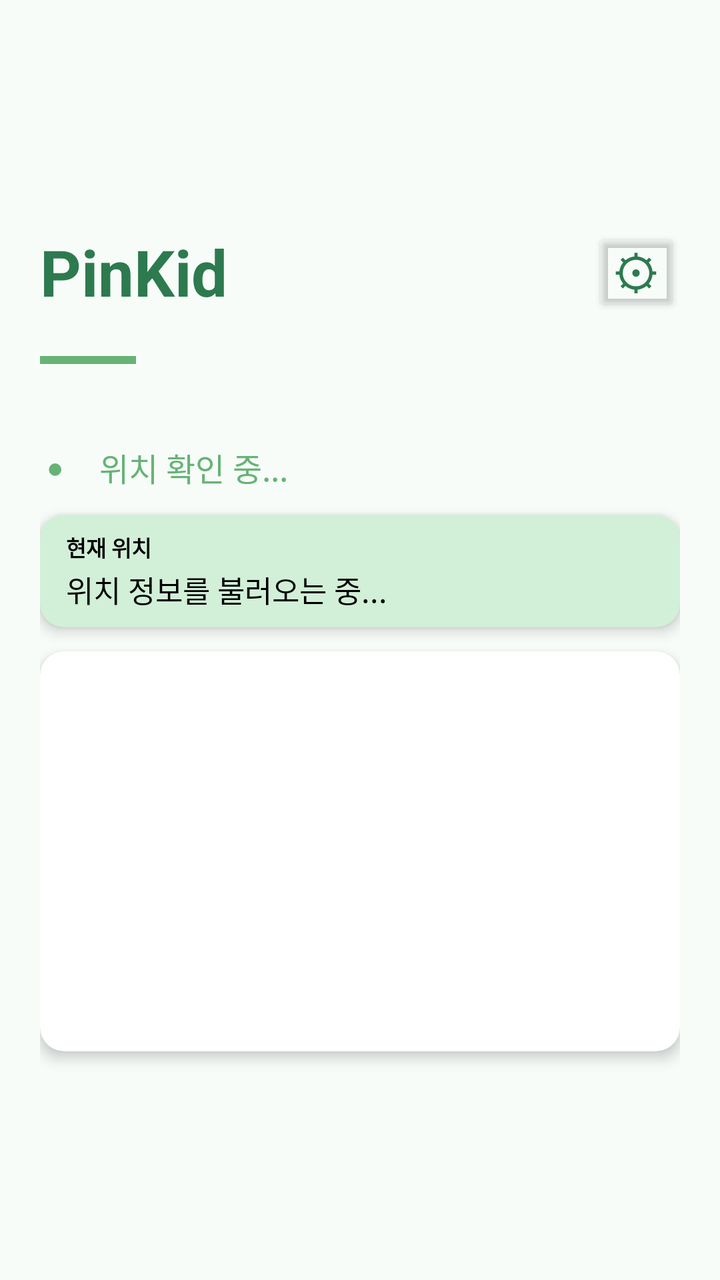
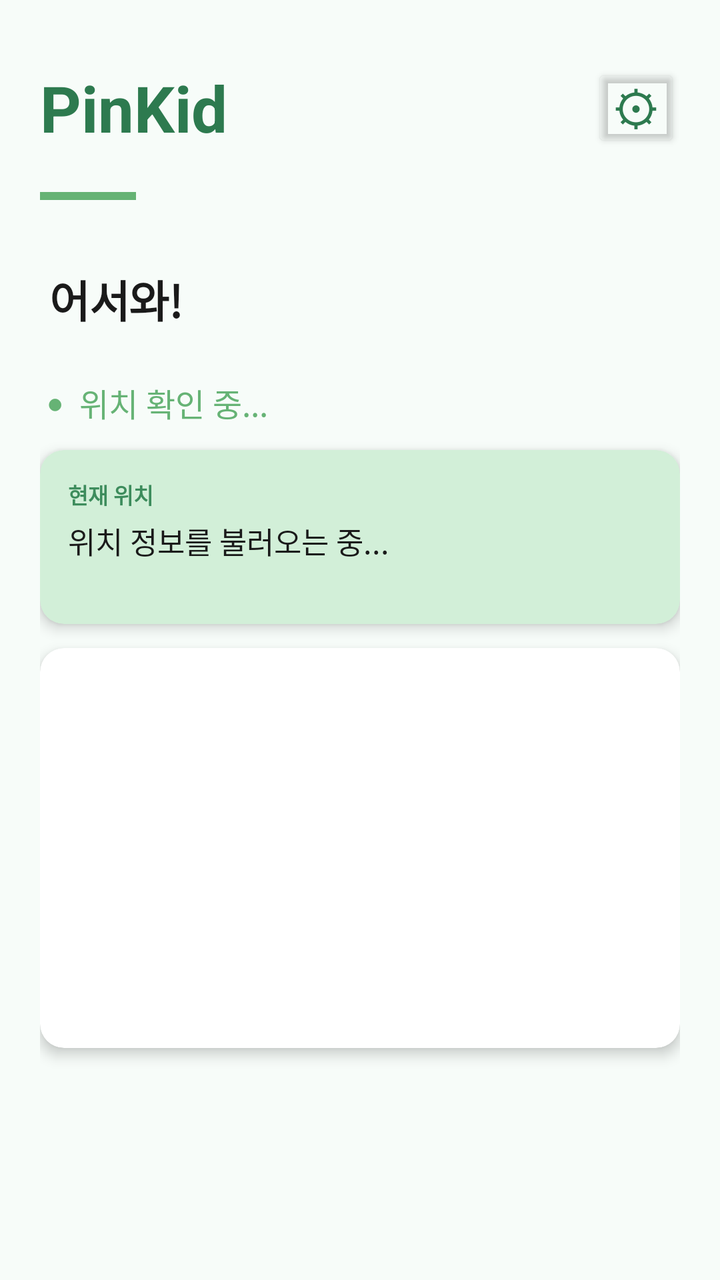

Before-and-after screenshots of an Android layout around one commit, followed by the original layout XML and the change that was made.
<!-- AndroidManifest.xml: application theme Theme.PinKid -->
<!-- res/layout/activity_child.xml -->
<?xml version="1.0" encoding="utf-8"?>
<LinearLayout
    xmlns:android="http://schemas.android.com/apk/res/android"
    xmlns:app="http://schemas.android.com/apk/res-auto"
    android:layout_width="match_parent"
    android:layout_height="match_parent"
    android:orientation="vertical"
    android:gravity="center_vertical"
    android:padding="20dp"
    android:background="#F7FCF9">

    
    <LinearLayout
        android:layout_width="match_parent"
        android:layout_height="wrap_content"
        android:orientation="horizontal"
        android:gravity="center_vertical"
        android:layout_marginBottom="0dp">

        <TextView
            android:id="@+id/txtPinKid"
            android:layout_width="0dp"
            android:layout_height="wrap_content"
            android:layout_weight="1"
            android:text="PinKid"
            android:textSize="32sp"
            android:textStyle="bold"
            android:textColor="#2D7A4F"/>

        <Button
            android:id="@+id/btnSettings"
            android:layout_width="44dp"
            android:layout_height="44dp"
            android:text="⚙"
            android:textSize="24sp"
            android:textColor="#2D7A4F"
            android:backgroundTint="#00000000"
            android:padding="0dp"/>

    </LinearLayout>

    <View
        android:id="@+id/divider"
        android:layout_width="48dp"
        android:layout_height="4dp"
        android:background="#66B375"
        android:layout_marginTop="20dp"
        android:layout_marginBottom="40dp"/>

    
    <LinearLayout
        android:layout_width="match_parent"
        android:layout_height="wrap_content"
        android:orientation="horizontal"
        android:gravity="center_vertical"
        android:layout_marginBottom="12dp">

        <TextView
            android:layout_width="wrap_content"
            android:layout_height="wrap_content"
            android:text=" ●"
            android:textColor="#66B375"
            android:textSize="14sp"
            android:layout_marginEnd="8dp"/>

        <TextView
            android:id="@+id/txtChildName"
            android:layout_width="wrap_content"
            android:layout_height="wrap_content"
            android:text=""
            android:textColor="#66B375"
            android:textSize="16sp"
            android:textStyle="bold"
            android:layout_marginEnd="10dp"/>

        <TextView
            android:id="@+id/txtChildZone"
            android:layout_width="wrap_content"
            android:layout_height="wrap_content"
            android:text="위치 확인 중..."
            android:textColor="#66B375"
            android:textSize="16sp"/>

    </LinearLayout>

    
    <androidx.cardview.widget.CardView
        android:layout_width="match_parent"
        android:layout_height="wrap_content"
        app:cardBackgroundColor="#D2EFD8"
        app:cardCornerRadius="12dp"
        app:cardElevation="4dp"
        android:layout_marginBottom="12dp">

        <LinearLayout
            android:layout_width="match_parent"
            android:layout_height="wrap_content"
            android:orientation="vertical"
            android:padding="8dp">

            <TextView
                android:layout_width="wrap_content"
                android:layout_height="wrap_content"
                android:text="현재 위치"
                android:textColor="#000000"
                android:textSize="11sp"
                android:textStyle="bold"
                android:layout_marginLeft="5dp"
                android:layout_marginBottom="2dp"/>

            <TextView
                android:id="@+id/txtCurrentAddress"
                android:layout_width="wrap_content"
                android:layout_height="wrap_content"
                android:layout_marginLeft="5dp"
                android:text="위치 정보를 불러오는 중..."
                android:textColor="#000000"
                android:textSize="15sp"/>

        </LinearLayout>

    </androidx.cardview.widget.CardView>

    
    <androidx.cardview.widget.CardView
        android:id="@+id/cardMap"
        android:layout_width="match_parent"
        android:layout_height="200dp"
        app:cardCornerRadius="12dp"
        app:cardElevation="4dp">

        <FrameLayout
            android:id="@+id/miniMapContainer"
            android:layout_width="match_parent"
            android:layout_height="match_parent"/>

    </androidx.cardview.widget.CardView>

</LinearLayout>
<!-- resources referenced by this layout -->
<resources>
  <style name="Theme.PinKid" parent="Base.Theme.PinKid">
          <item name="materialButtonStyle">@style/Widget.PinKid.Button</item>
      </style>
  <style name="Base.Theme.PinKid" parent="Theme.Material3.DayNight.NoActionBar">
          
          
      </style>
  <style name="Widget.PinKid.Button" parent="Widget.Material3.Button">
          <item name="cornerRadius">5dp</item>
      </style>
</resources>

<!-- the commit's change to res/layout/activity_child.xml (unified diff, before → after) -->
@@ -1,139 +1,173 @@
 <?xml version="1.0" encoding="utf-8"?>
-<LinearLayout
+<ScrollView
     xmlns:android="http://schemas.android.com/apk/res/android"
     xmlns:app="http://schemas.android.com/apk/res-auto"
     android:layout_width="match_parent"
     android:layout_height="match_parent"
-    android:orientation="vertical"
-    android:gravity="center_vertical"
-    android:padding="20dp"
-    android:background="#F7FCF9">
+    android:background="#F7FCF9"
+    android:fillViewport="true">
 
-    
     <LinearLayout
         android:layout_width="match_parent"
         android:layout_height="wrap_content"
-        android:orientation="horizontal"
-        android:gravity="center_vertical"
-        android:layout_marginBottom="0dp">
+        android:orientation="vertical"
+        android:padding="20dp">
 
-        <TextView
-            android:id="@+id/txtPinKid"
-            android:layout_width="0dp"
-            android:layout_height="wrap_content"
-            android:layout_weight="1"
-            android:text="PinKid"
-            android:textSize="32sp"
-            android:textStyle="bold"
-            android:textColor="#2D7A4F"/>
-
-        <Button
-            android:id="@+id/btnSettings"
-            android:layout_width="44dp"
-            android:layout_height="44dp"
-            android:text="⚙"
-            android:textSize="24sp"
-            android:textColor="#2D7A4F"
-            android:backgroundTint="#00000000"
-            android:padding="0dp"/>
-
-    </LinearLayout>
-
-    <View
-        android:id="@+id/divider"
-        android:layout_width="48dp"
-        android:layout_height="4dp"
-        android:background="#66B375"
-        android:layout_marginTop="20dp"
-        android:layout_marginBottom="40dp"/>
-
-    
-    <LinearLayout
-        android:layout_width="match_parent"
-        android:layout_height="wrap_content"
-        android:orientation="horizontal"
-        android:gravity="center_vertical"
-        android:layout_marginBottom="12dp">
-
-        <TextView
-            android:layout_width="wrap_content"
-            android:layout_height="wrap_content"
-            android:text=" ●"
-            android:textColor="#66B375"
-            android:textSize="14sp"
-            android:layout_marginEnd="8dp"/>
-
-        <TextView
-            android:id="@+id/txtChildName"
-            android:layout_width="wrap_content"
-            android:layout_height="wrap_content"
-            android:text=""
-            android:textColor="#66B375"
-            android:textSize="16sp"
-            android:textStyle="bold"
-            android:layout_marginEnd="10dp"/>
-
-        <TextView
-            android:id="@+id/txtChildZone"
-            android:layout_width="wrap_content"
-            android:layout_height="wrap_content"
-            android:text="위치 확인 중..."
-            android:textColor="#66B375"
-            android:textSize="16sp"/>
-
-    </LinearLayout>
-
-    
-    <androidx.cardview.widget.CardView
-        android:layout_width="match_parent"
-        android:layout_height="wrap_content"
-        app:cardBackgroundColor="#D2EFD8"
-        app:cardCornerRadius="12dp"
-        app:cardElevation="4dp"
-        android:layout_marginBottom="12dp">
-
+        
         <LinearLayout
             android:layout_width="match_parent"
             android:layout_height="wrap_content"
-            android:orientation="vertical"
-            android:padding="8dp">
+            android:orientation="horizontal"
+            android:gravity="center_vertical"
+            android:layout_marginTop="12dp">
+
+            <TextView
+                android:id="@+id/txtPinKid"
+                android:layout_width="0dp"
+                android:layout_height="wrap_content"
+                android:layout_weight="1"
+                android:text="PinKid"
+                android:textSize="32sp"
+                android:textStyle="bold"
+                android:textColor="#2D7A4F"/>
+
+            <Button
+                android:id="@+id/btnSettings"
+                android:layout_width="44dp"
+                android:layout_height="44dp"
+                android:text="⚙"
+                android:textSize="24sp"
+                android:textColor="#2D7A4F"
+                android:backgroundTint="#00000000"
+                android:padding="0dp"/>
+
+        </LinearLayout>
+
+        <View
+            android:id="@+id/divider"
+            android:layout_width="48dp"
+            android:layout_height="4dp"
+            android:background="#66B375"
+            android:layout_marginTop="20dp"
+            android:layout_marginBottom="32dp"/>
+
+        
+        <LinearLayout
+            android:layout_width="match_parent"
+            android:layout_height="wrap_content"
+            android:orientation="horizontal"
+            android:baselineAligned="false"
+            android:gravity="bottom"
+            android:layout_marginBottom="24dp">
+
+            <TextView
+                android:id="@+id/txtChildName"
+                android:layout_width="wrap_content"
+                android:layout_height="wrap_content"
+                android:text=""
+                android:textColor="#1A1A1A"
+                android:textSize="25sp"
+                android:textStyle="bold"
+                android:letterSpacing="-0.02"/>
 
             <TextView
                 android:layout_width="wrap_content"
                 android:layout_height="wrap_content"
-                android:text="현재 위치"
-                android:textColor="#000000"
-                android:textSize="11sp"
+                android:text=" 어서와!"
+                android:textColor="#1A1A1A"
+                android:textSize="22sp"
                 android:textStyle="bold"
-                android:layout_marginLeft="5dp"
-                android:layout_marginBottom="2dp"/>
-
-            <TextView
-                android:id="@+id/txtCurrentAddress"
-                android:layout_width="wrap_content"
-                android:layout_height="wrap_content"
-                android:layout_marginLeft="5dp"
-                android:text="위치 정보를 불러오는 중..."
-                android:textColor="#000000"
-                android:textSize="15sp"/>
+                android:letterSpacing="-0.02"/>
 
         </LinearLayout>
 
-    </androidx.cardview.widget.CardView>
+        
+        <LinearLayout
+            android:layout_width="match_parent"
+            android:layout_height="wrap_content"
+            android:orientation="horizontal"
+            android:gravity="center_vertical"
+            android:layout_marginBottom="12dp">
 
-    
-    <androidx.cardview.widget.CardView
-        android:id="@+id/cardMap"
-        android:layout_width="match_parent"
-        android:layout_height="200dp"
-        app:cardCornerRadius="12dp"
-        app:cardElevation="4dp">
+            <TextView
+                android:layout_width="wrap_content"
+                android:layout_height="wrap_content"
+                android:text=" ●"
+                android:textColor="#66B375"
+                android:textSize="14sp"
+                android:layout_marginEnd="8dp"/>
 
-        <FrameLayout
-            android:id="@+id/miniMapContainer"
+            <TextView
+                android:id="@+id/txtChildZone"
+                android:layout_width="wrap_content"
+                android:layout_height="wrap_content"
+                android:text="위치 확인 중..."
+                android:textColor="#66B375"
+                android:textSize="16sp"/>
+
+        </LinearLayout>
+
+        
+        <androidx.cardview.widget.CardView
             android:layout_width="match_parent"
-            android:layout_height="match_parent"/>
+            android:layout_height="wrap_content"
+            app:cardBackgroundColor="#D2EFD8"
+            app:cardCornerRadius="12dp"
+            app:cardElevation="4dp"
+            android:layout_marginBottom="12dp">
 
-    </androidx.cardview.widget.CardView>
+            <LinearLayout
+                android:layout_width="match_parent"
+                android:layout_height="wrap_content"
+                android:orientation="vertical"
+                android:padding="14dp">
 
-</LinearLayout>
+                <TextView
+                    android:layout_width="wrap_content"
+                    android:layout_height="wrap_content"
+                    android:text="현재 위치"
+                    android:textColor="#3D8C5C"
+                    android:textSize="11sp"
+                    android:textStyle="bold"
+                    android:layout_marginBottom="4dp"/>
+
+                <TextView
+                    android:id="@+id/txtCurrentAddress"
+                    android:layout_width="wrap_content"
+                    android:layout_height="wrap_content"
+                    android:text="위치 정보를 불러오는 중..."
+                    android:textColor="#1A1A1A"
+                    android:textSize="15sp"/>
+
+                <TextView
+                    android:id="@+id/txtLastUpdate"
+                    android:layout_width="wrap_content"
+                    android:layout_height="wrap_content"
+                    android:text=""
+                    android:textColor="#AAAAAA"
+                    android:textSize="11sp"
+                    android:layout_marginTop="2dp"/>
+
+            </LinearLayout>
+
+        </androidx.cardview.widget.CardView>
+
+        
+        <androidx.cardview.widget.CardView
+            android:id="@+id/cardMap"
+            android:layout_width="match_parent"
+            android:layout_height="200dp"
+            app:cardCornerRadius="12dp"
+            app:cardElevation="4dp"
+            android:layout_marginBottom="16dp">
+
+            <FrameLayout
+                android:id="@+id/miniMapContainer"
+                android:layout_width="match_parent"
+                android:layout_height="match_parent"/>
+
+        </androidx.cardview.widget.CardView>
+
+    </LinearLayout>
+
+</ScrollView>
